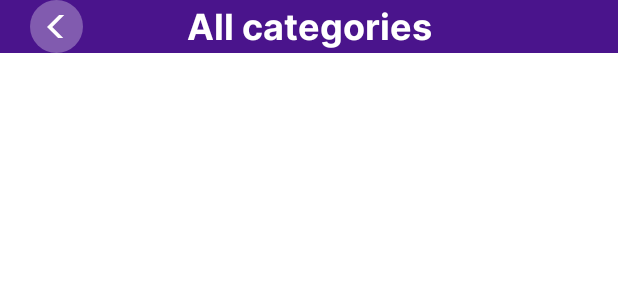
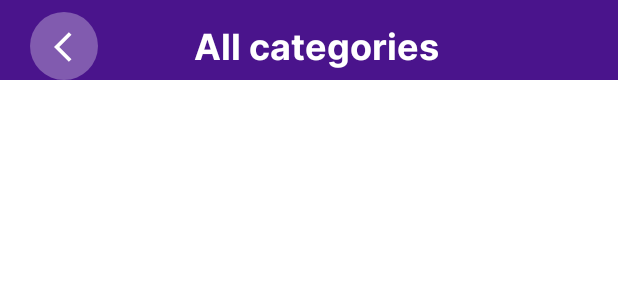
Before and after one commit to wilkison-silva/password-keeper, an Android app: the layout partial_toolbar.xml on its own in the app's theme, with its tools: preview values and no code run, on a phone screen of 412 x 824 dp. Shown: the top 300 px of the screen. Run offline under Robolectric (Android 15) with nearby library versions, the phone set to English and light mode, and no system bars.

```diff
--- a/app/src/main/java/br/com/passwordkeeper/presentation/features/list_cards/ListCardsViewModel.kt
+++ b/app/src/main/java/br/com/passwordkeeper/presentation/features/list_cards/ListCardsViewModel.kt
@@ -1,6 +1,5 @@
 package br.com.passwordkeeper.presentation.features.list_cards
 
-import android.provider.ContactsContract
 import androidx.lifecycle.ViewModel
 import androidx.lifecycle.viewModelScope
 import br.com.passwordkeeper.R
--- a/app/src/main/res/layout/partial_toolbar.xml
+++ b/app/src/main/res/layout/partial_toolbar.xml
@@ -4,12 +4,13 @@
     xmlns:tools="http://schemas.android.com/tools"
     android:layout_width="match_parent"
     android:layout_height="wrap_content"
+    android:paddingTop="8dp"
     android:background="@color/purple">
 
     <View
         android:id="@+id/view_circle"
-        android:layout_width="35dp"
-        android:layout_height="35dp"
+        android:layout_width="45dp"
+        android:layout_height="45dp"
         android:layout_marginStart="20dp"
         android:background="@drawable/rounded_textview"
         android:backgroundTint="@color/purple_bottom_back"
@@ -18,14 +19,16 @@
 
     <ImageButton
         android:id="@+id/imageButtonBack"
-        android:layout_width="0dp"
-        android:layout_height="15dp"
+        android:layout_width="25dp"
+        android:layout_height="35dp"
         android:background="?attr/selectableItemBackgroundBorderless"
         android:backgroundTint="@color/purple"
         android:contentDescription="@string/image_about_the_card"
         android:src="@drawable/ic_bottom_back"
         app:layout_constraintBottom_toBottomOf="@+id/view_circle"
         app:layout_constraintEnd_toEndOf="@+id/view_circle"
+        app:layout_constraintHorizontal_bias="0.75"
+        app:layout_constraintStart_toStartOf="@+id/view_circle"
         app:layout_constraintTop_toTopOf="@+id/view_circle" />
 
     <TextView
@@ -36,6 +39,7 @@
         android:textColor="@color/white"
         android:textFontWeight="700"
         android:textSize="24sp"
+        app:layout_constraintBottom_toBottomOf="parent"
         app:layout_constraintEnd_toStartOf="@+id/view_circle2"
         app:layout_constraintStart_toEndOf="@+id/view_circle"
         app:layout_constraintTop_toTopOf="parent"
```
Also changed, not shown: app/src/main/java/br/com/passwordkeeper/presentation/features/list_cards/ListCardsFragment.kt (+16 -2 lines), app/src/main/res/layout/partial_searchbar.xml (+5 -5 lines).
